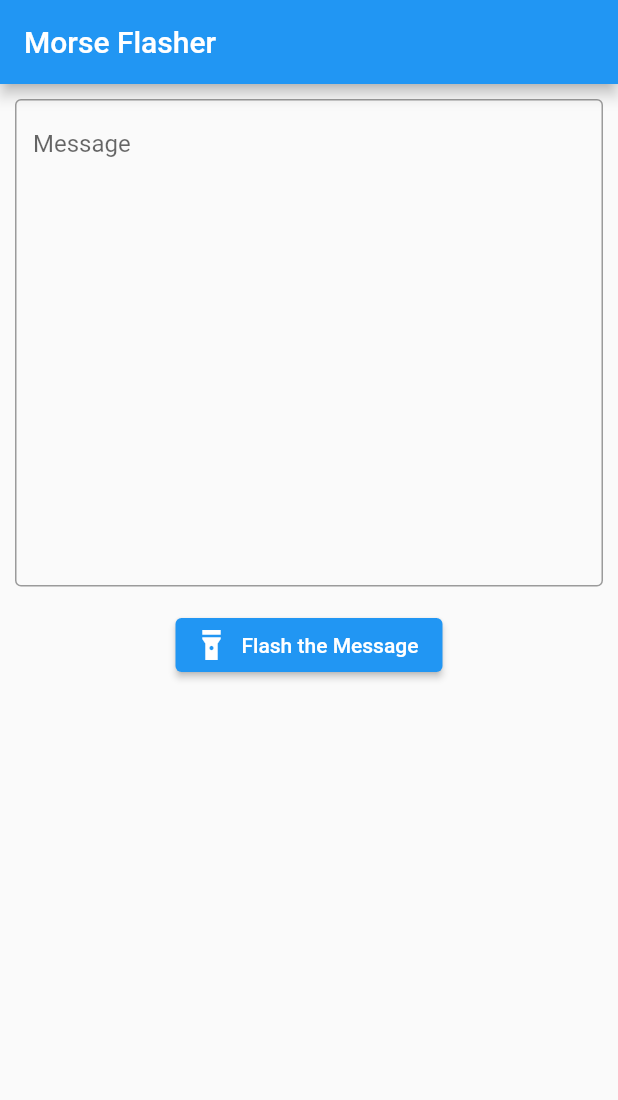
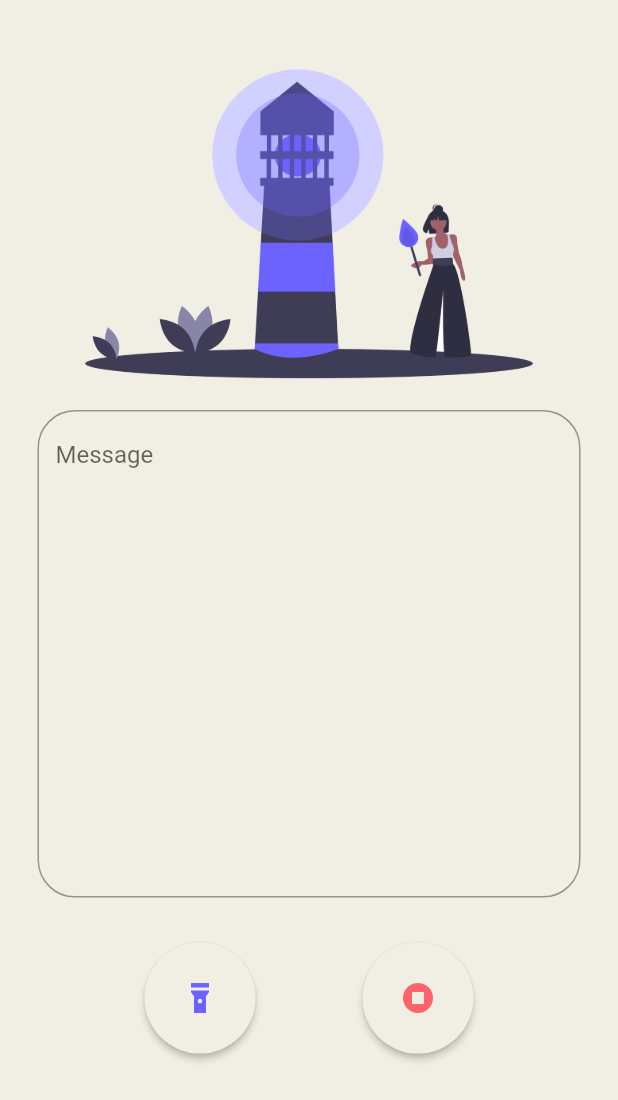
Before and after one commit to vivekkj123/morse-flasher, a Flutter app: the screen it shows after launch, on a phone screen of 412 x 824 dp. Shown: the top 1100 px of the screen. Run offline on Flutter 3.47's test engine with Material 2 defaults, Android fonts, the phone set to English and light mode, and no system bars; missing offline and left inert: torch_light.

Commit message:
[UI] -- Update UI and add a stop button

```diff
--- a/lib/screens/screen_home.dart
+++ b/lib/screens/screen_home.dart
@@ -8,22 +8,36 @@ class ScreenHome extends StatelessWidget {
   @override
   Widget build(BuildContext context) {
     return Scaffold(
-      appBar: AppBar(title: const Text("Morse Flasher")),
-      body: Center(
+      resizeToAvoidBottomInset: false,
+      backgroundColor: const Color(0xfff1efe3),
+      // appBar: AppBar(title: const Text("Morse Flasher")),
+      body: SafeArea(
+        child: Center(
             child: Padding(
           padding: const EdgeInsets.all(10.0),
+          child: Padding(
+            padding: const EdgeInsets.all(15.0),
             child: Column(
               children: [
+                const Image(image: AssetImage('assets/images/front-image.png')),
                 TextField(
                   controller: messageController,
-              decoration: const InputDecoration(
-                  border: OutlineInputBorder(), hintText: "Message"),
+                  decoration: InputDecoration(
+                      border: OutlineInputBorder(
+                          gapPadding: 50,
+                          borderSide:
+                              const BorderSide(color: Color(0xff3f3d56)),
+                          borderRadius: BorderRadius.circular(25.0)),
+                      hintText: "Message"),
                   maxLines: 15,
                 ),
                 const SizedBox(
-              height: 15,
+                  height: 30,
                 ),
-            ElevatedButton.icon(
+                Row(
+                  mainAxisAlignment: MainAxisAlignment.spaceEvenly,
+                  children: [
+                    ElevatedButton(
                       onPressed: () async {
                         final message = messageController.text;
                         final encrypted = textToMorse(message.toLowerCase());
@@ -48,11 +62,43 @@ class ScreenHome extends StatelessWidget {
                               });
                         }
                       },
-                icon: const Icon(Icons.flashlight_on),
-                label: const Text("Flash the Message"))
+                      child: const Icon(Icons.flashlight_on),
+                      style: ButtonStyle(
+                          padding: MaterialStateProperty.all<EdgeInsets>(
+                              const EdgeInsets.all(25)),
+                          backgroundColor: MaterialStateProperty.all<Color>(
+                              const Color(0xfff1efe3)),
+                          foregroundColor: MaterialStateProperty.all<Color>(
+                              const Color(0xff6c63ff)),
+                          shape:
+                              MaterialStateProperty.all<RoundedRectangleBorder>(
+                                  RoundedRectangleBorder(
+                            borderRadius: BorderRadius.circular(50.0),
+                          ))),
+                    ),
+                    ElevatedButton(
+                      onPressed: () {},
+                      child: const Icon(Icons.stop_circle),
+                      style: ButtonStyle(
+                          padding: MaterialStateProperty.all<EdgeInsets>(
+                              const EdgeInsets.all(25)),
+                          backgroundColor: MaterialStateProperty.all<Color>(
+                              const Color(0xfff1efe3)),
+                          foregroundColor: MaterialStateProperty.all<Color>(
+                              Color.fromARGB(255, 255, 99, 107)),
+                          shape:
+                              MaterialStateProperty.all<RoundedRectangleBorder>(
+                                  RoundedRectangleBorder(
+                            borderRadius: BorderRadius.circular(50.0),
+                          ))),
+                    ),
+                  ],
+                )
               ],
             ),
+          ),
         )),
+      ),
     );
   }
 }
--- a/pubspec.yaml
+++ b/pubspec.yaml
@@ -53,9 +53,8 @@ flutter:
   # the material Icons class.
   uses-material-design: true
   # To add assets to your application, add an assets section, like this:
-  # assets:
-  #   - images/a_dot_burr.jpeg
-  #   - images/a_dot_ham.jpeg
+  assets:
+    - assets/images/front-image.png
   # An image asset can refer to one or more resolution-specific "variants", see
   # https://flutter.dev/assets-and-images/#resolution-aware.
   # For details regarding adding assets from package dependencies, see
```
Also changed, not shown: assets/images/front-image.png (added). Lines whose indentation alone changed are shown as unchanged.
